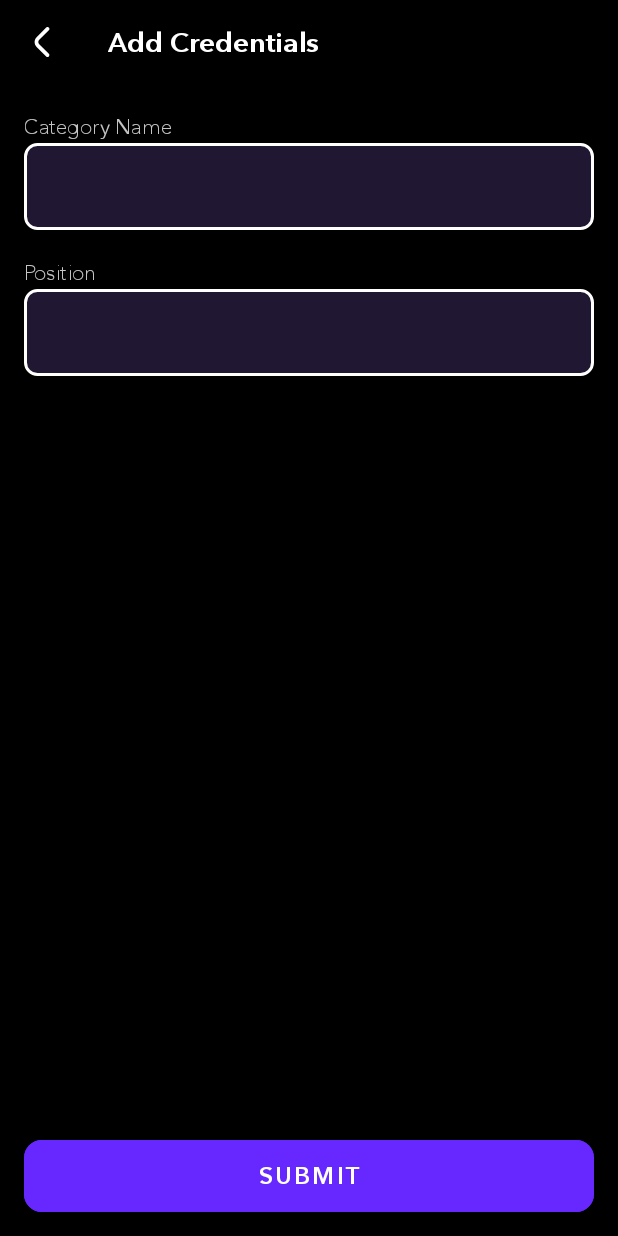
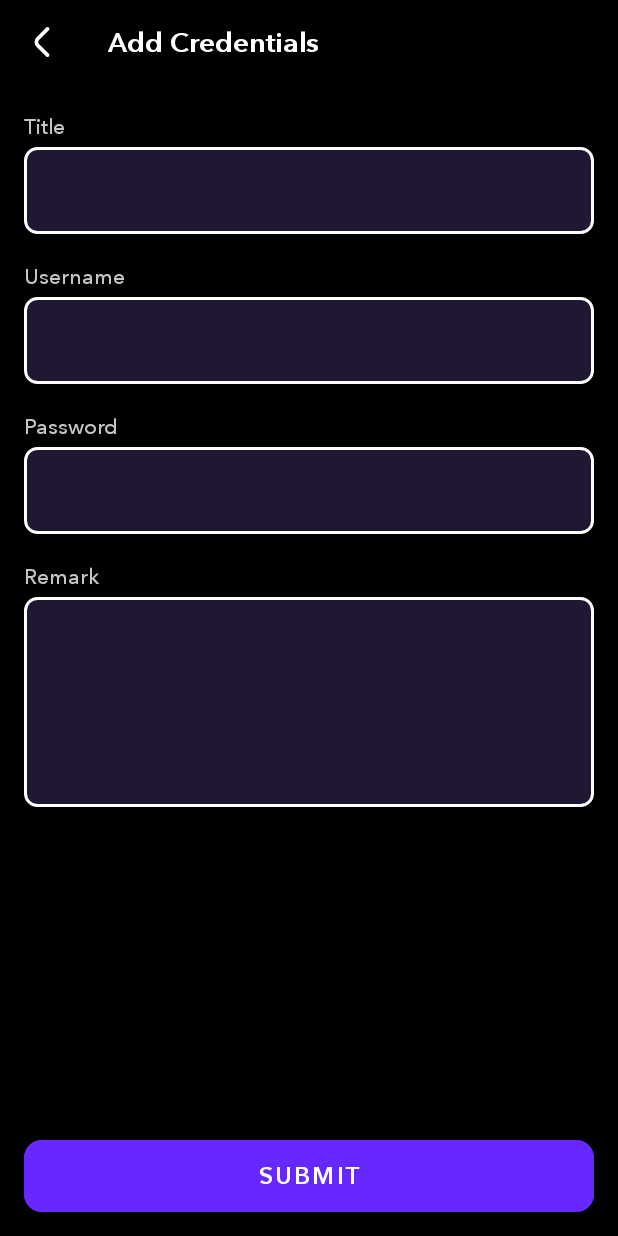
Before and after one commit to hvyas3662/Passlocker, an Android app: the AddCredentialsActivity screen opened directly, with no data from a screen before it, on a phone screen of 412 x 824 dp. Run offline under Robolectric (Android 15) with nearby library versions, the phone set to English and light mode, and no system bars; our stand-ins replace Dagger/Hilt's generated code, Timber.

Commit message:
AddCategoryActivity and AddCredentialsActivity Form created

```diff
--- a/app/src/main/res/layout/activity_add_category.xml
+++ b/app/src/main/res/layout/activity_add_category.xml
@@ -46,6 +46,7 @@
                 android:id="@+id/tv_label_category"
                 android:layout_width="match_parent"
                 android:layout_height="wrap_content"
+                android:fontFamily="@font/avenir_next_medium"
                 android:text="@string/text_category_name"
                 android:textColor="@color/textSecondary"
                 android:textSize="@dimen/text_small" />
@@ -56,6 +57,7 @@
                 android:layout_height="wrap_content"
                 android:importantForAutofill="no"
                 android:inputType="textCapWords"
+                android:layout_marginTop="@dimen/margin_2"
                 android:padding="@dimen/padding_16"
                 android:textColor="@color/textPrimary"
                 android:textSize="@dimen/text_normal"
@@ -67,6 +69,7 @@
                 android:layout_width="match_parent"
                 android:layout_height="wrap_content"
                 android:layout_marginTop="@dimen/margin_16"
+                android:fontFamily="@font/avenir_next_medium"
                 android:text="@string/text_position"
                 android:textColor="@color/textSecondary"
                 android:textSize="@dimen/text_small" />
@@ -77,6 +80,8 @@
                 android:layout_height="wrap_content"
                 android:importantForAutofill="no"
                 android:inputType="number"
+                android:layout_marginTop="@dimen/margin_2"
+                android:maxLength="5"
                 android:padding="@dimen/padding_16"
                 android:textColor="@color/textPrimary"
                 android:textSize="@dimen/text_normal"
--- a/app/src/main/res/layout/activity_add_credentials.xml
+++ b/app/src/main/res/layout/activity_add_credentials.xml
@@ -41,21 +41,22 @@
             android:layout_height="wrap_content"
             android:orientation="vertical">
 
-
             <TextView
-                android:id="@+id/tv_label_category"
+                android:id="@+id/tv_label_title"
                 android:layout_width="match_parent"
                 android:layout_height="wrap_content"
-                android:text="@string/text_category_name"
+                android:fontFamily="@font/avenir_next_medium"
+                android:text="@string/text_title"
                 android:textColor="@color/textSecondary"
                 android:textSize="@dimen/text_small" />
 
             <EditText
-                android:id="@+id/et_cat_name"
+                android:id="@+id/et_title"
                 android:layout_width="match_parent"
                 android:layout_height="wrap_content"
+                android:layout_marginTop="@dimen/margin_2"
                 android:importantForAutofill="no"
-                android:inputType="textCapWords"
+                android:inputType="text"
                 android:padding="@dimen/padding_16"
                 android:textColor="@color/textPrimary"
                 android:textSize="@dimen/text_normal"
@@ -63,24 +64,72 @@
 
 
             <TextView
-                android:id="@+id/tv_label_position"
+                android:id="@+id/tv_label_username"
                 android:layout_width="match_parent"
                 android:layout_height="wrap_content"
                 android:layout_marginTop="@dimen/margin_16"
-                android:text="@string/text_position"
+                android:fontFamily="@font/avenir_next_medium"
+                android:text="@string/text_username"
                 android:textColor="@color/textSecondary"
                 android:textSize="@dimen/text_small" />
 
             <EditText
-                android:id="@+id/et_position"
+                android:id="@+id/et_username"
                 android:layout_width="match_parent"
                 android:layout_height="wrap_content"
+                android:layout_marginTop="@dimen/margin_2"
                 android:importantForAutofill="no"
-                android:inputType="number"
+                android:inputType="text"
                 android:padding="@dimen/padding_16"
                 android:textColor="@color/textPrimary"
                 android:textSize="@dimen/text_normal"
                 tools:ignore="LabelFor" />
+
+            <TextView
+                android:id="@+id/tv_label_password"
+                android:layout_width="match_parent"
+                android:layout_height="wrap_content"
+                android:layout_marginTop="@dimen/margin_16"
+                android:fontFamily="@font/avenir_next_medium"
+                android:text="@string/text_password"
+                android:textColor="@color/textSecondary"
+                android:textSize="@dimen/text_small" />
+
+            <EditText
+                android:id="@+id/et_password"
+                android:layout_width="match_parent"
+                android:layout_height="wrap_content"
+                android:layout_marginTop="@dimen/margin_2"
+                android:importantForAutofill="no"
+                android:inputType="text"
+                android:padding="@dimen/padding_16"
+                android:textColor="@color/textPrimary"
+                android:textSize="@dimen/text_normal"
+                tools:ignore="LabelFor,TextFields" />
+
+
+            <TextView
+                android:id="@+id/tv_label_remark"
+                android:layout_width="match_parent"
+                android:layout_height="wrap_content"
+                android:layout_marginTop="@dimen/margin_16"
+                android:fontFamily="@font/avenir_next_medium"
+                android:text="@string/text_remark"
+                android:textColor="@color/textSecondary"
+                android:textSize="@dimen/text_small" />
+
+            <EditText
+                android:id="@+id/et_remark"
+                android:layout_width="match_parent"
+                android:layout_height="140dp"
+                android:layout_marginTop="@dimen/margin_2"
+                android:gravity="start"
+                android:importantForAutofill="no"
+                android:inputType="textMultiLine"
+                android:padding="@dimen/padding_16"
+                android:textColor="@color/textPrimary"
+                android:textSize="@dimen/text_normal"
+                tools:ignore="LabelFor,TextFields" />
 
         </LinearLayout>
 
--- a/app/src/main/res/values/strings.xml
+++ b/app/src/main/res/values/strings.xml
@@ -5,9 +5,12 @@
     <string name="text_demo_name">Harshal vyas</string>
     <string name="text_demo_welcome">Welcome Harshal Vyas</string>
 
-
     <!--Common -->
     <string name="text_submit">Submit</string>
+    <string name="text_title">Title</string>
+    <string name="text_username">Username</string>
+    <string name="text_password">Password</string>
+    <string name="text_remark">Remark</string>
 
     <!-- home screen -->
     <string name="text_welcome">Welcome!</string>
```
Also changed, not shown: app/src/main/res/layout/content_add_credentials.xml (deleted, +0 -19 lines), app/src/main/res/layout/fragment_first.xml (deleted, +0 -28 lines), app/src/main/res/layout/fragment_second.xml (deleted, +0 -27 lines), app/src/main/res/navigation/nav_graph.xml (deleted, +0 -28 lines).
